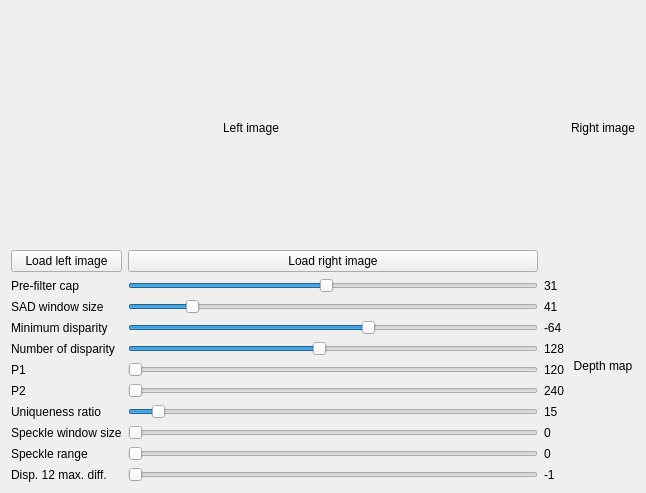
hothanh/SGBM_tuner, file SGBMTuner/mainwindow.ui: the form before one commit.
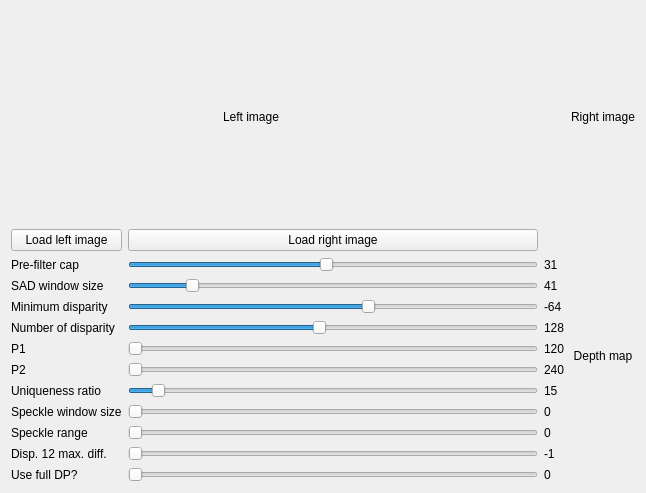
The form after the commit.

Commit message: Added option for fullDP

Patch:
```diff
--- a/SGBMTuner/mainwindow.ui
+++ b/SGBMTuner/mainwindow.ui
@@ -350,7 +350,7 @@
           </property>
          </widget>
         </item>
-        <item row="10" column="0">
+        <item row="11" column="0">
          <widget class="QLabel" name="label_disp_12_max_diff">
           <property name="toolTip">
            <string>&lt;html&gt;&lt;head/&gt;&lt;body&gt;&lt;p&gt;Maximum allowed difference (in integer pixel units) in the left-right disparity check. Set it to a non-positive value to disable the check.&lt;/p&gt;&lt;/body&gt;&lt;/html&gt;</string>
@@ -360,7 +360,7 @@
           </property>
          </widget>
         </item>
-        <item row="10" column="1">
+        <item row="11" column="1">
          <widget class="QSlider" name="horizontalSlider_disp_12_max_diff">
           <property name="sizePolicy">
            <sizepolicy hsizetype="Minimum" vsizetype="Fixed">
@@ -382,7 +382,7 @@
           </property>
          </widget>
         </item>
-        <item row="10" column="2">
+        <item row="11" column="2">
          <widget class="QLabel" name="label_10">
           <property name="text">
            <string>-1</string>
@@ -444,6 +444,30 @@
           </property>
          </widget>
         </item>
+        <item row="12" column="0">
+         <widget class="QLabel" name="label">
+          <property name="text">
+           <string>Use full DP?</string>
+          </property>
+         </widget>
+        </item>
+        <item row="12" column="2">
+         <widget class="QLabel" name="label_11">
+          <property name="text">
+           <string>0</string>
+          </property>
+         </widget>
+        </item>
+        <item row="12" column="1">
+         <widget class="QSlider" name="horizontalSlider_use_full_dp">
+          <property name="maximum">
+           <number>1</number>
+          </property>
+          <property name="orientation">
+           <enum>Qt::Horizontal</enum>
+          </property>
+         </widget>
+        </item>
        </layout>
       </item>
      </layout>
```
Left out of the diff: 118 changed lines with no effect on the pictures. The commit also changes 2 other files.
